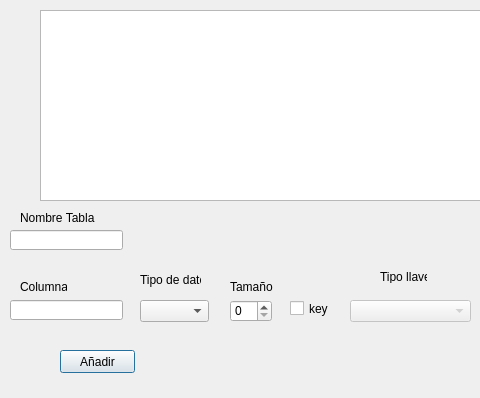
Above: interfaces/insertar_tabla.ui from EMACC99/distributed-database-exersice before the change; both pictures show x 0 to 480 and y 0 to 398 of the 764 by 492 pixel window. Below: the same form after it.
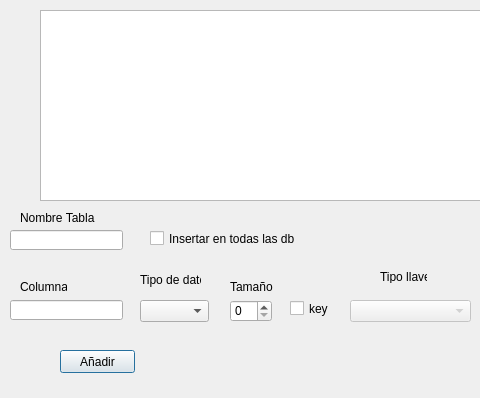
That is the form after the change.

```diff
--- a/interfaces/insertar_tabla.ui
+++ b/interfaces/insertar_tabla.ui
@@ -248,6 +248,19 @@
     <string>Columna que referencia</string>
    </property>
   </widget>
+  <widget class="QCheckBox" name="AllcheckBox">
+   <property name="geometry">
+    <rect>
+     <x>150</x>
+     <y>230</y>
+     <width>171</width>
+     <height>17</height>
+    </rect>
+   </property>
+   <property name="text">
+    <string>Insertar en todas las db</string>
+   </property>
+  </widget>
  </widget>
  <resources/>
  <connections/>
```
